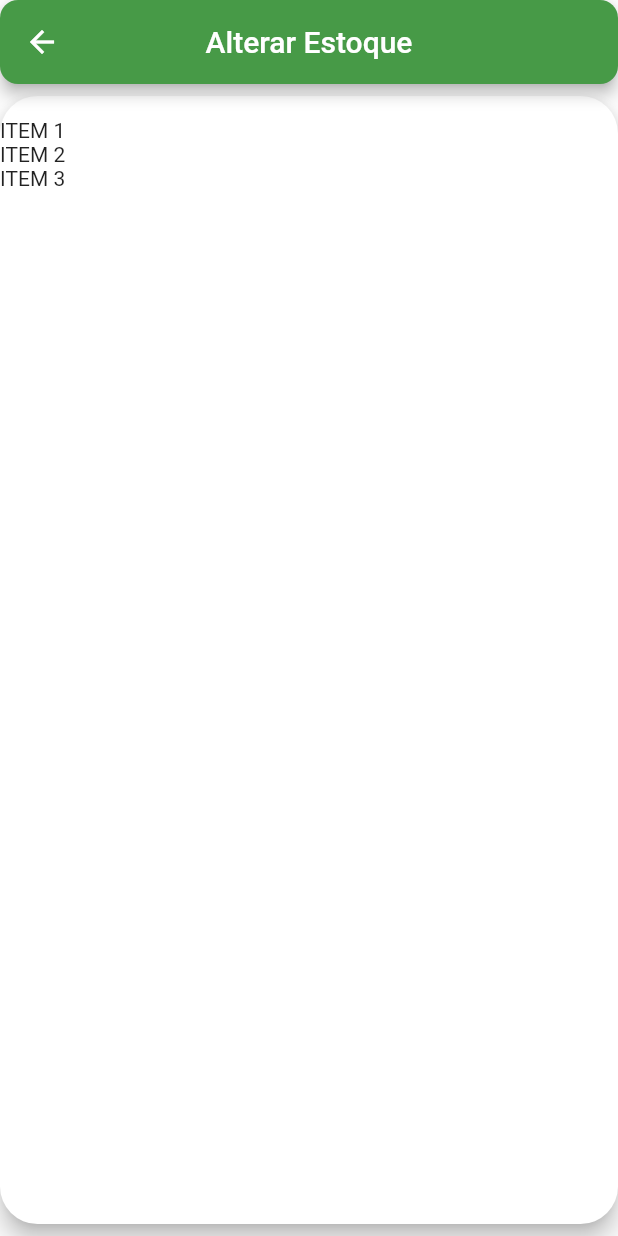
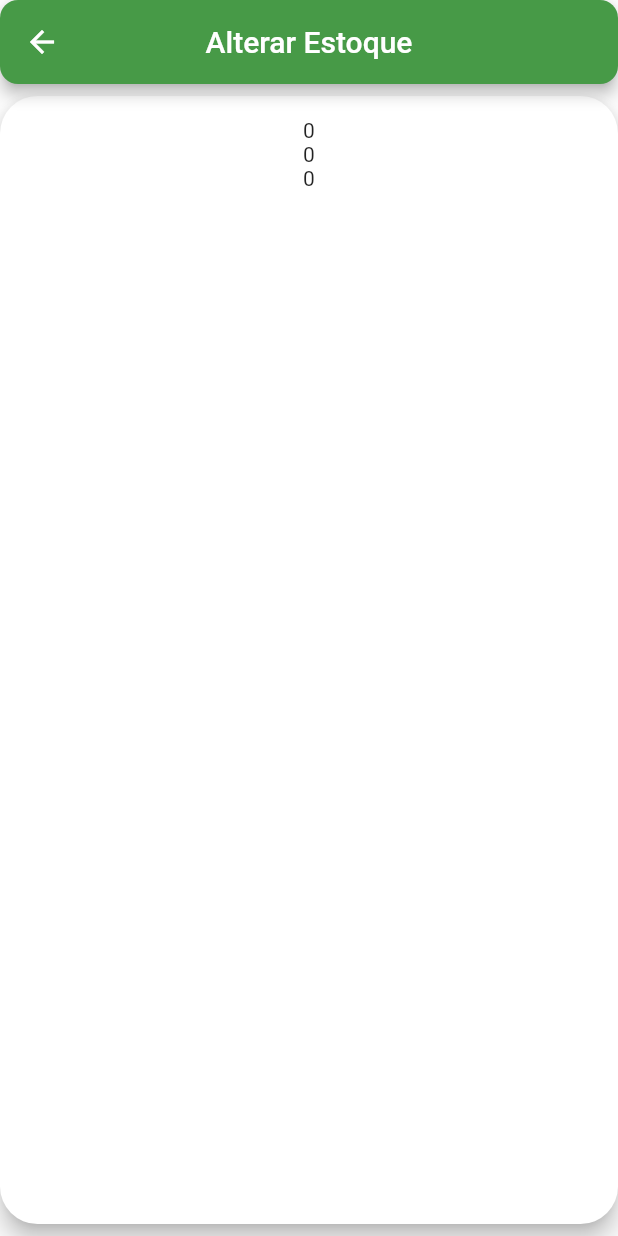
Before and after one commit to maylon67/VerificacaoEstoqueOnline, a Flutter app: the AlteraEstoquePage screen opened directly, on a phone screen of 412 x 824 dp. Run offline on Flutter 3.47's test engine with Material 2 defaults, Android fonts, the phone set to English and light mode, and no system bars; our stand-ins replace flutter_typeahead.

Commit message:
tentando passar os dados pra alteraestoquepage

```diff
--- a/lib/ui/alteracao_estoque.dart
+++ b/lib/ui/alteracao_estoque.dart
@@ -1,5 +1,6 @@
 import 'package:flutter/material.dart';
 import 'package:verificacao_estoque_online/app_config.dart';
+import 'package:verificacao_estoque_online/ui/codigo_estoque.dart';
 
 class AlteraEstoquePage extends StatefulWidget {
   const AlteraEstoquePage({Key? key}) : super(key: key);
@@ -31,18 +32,21 @@ class _AlteraEstoquePageState extends State<AlteraEstoquePage> {
           child: Column(
             children: [
               Row(
+                mainAxisAlignment: MainAxisAlignment.center,
                 children: [
-                  Text('ITEM 1',textAlign: TextAlign.center),
+                  Text(produtoBuscado.length.toString(),textAlign: TextAlign.center),
                 ],
               ),
               Row(
+                mainAxisAlignment: MainAxisAlignment.center,
                 children: [
-                  Text('ITEM 2',textAlign: TextAlign.center),
+                  Text(produtoBuscado.length.toString(),textAlign: TextAlign.center),
                 ],
               ),
               Row(
+                mainAxisAlignment: MainAxisAlignment.center,
                 children: [
-                  Text('ITEM 3',textAlign: TextAlign.center),
+                  Text(produtoBuscado.length.toString(),textAlign: TextAlign.center),
                 ],
               ),
             ],
```
Also changed, not shown: lib/estoque_card.dart (+9 -5 lines).
